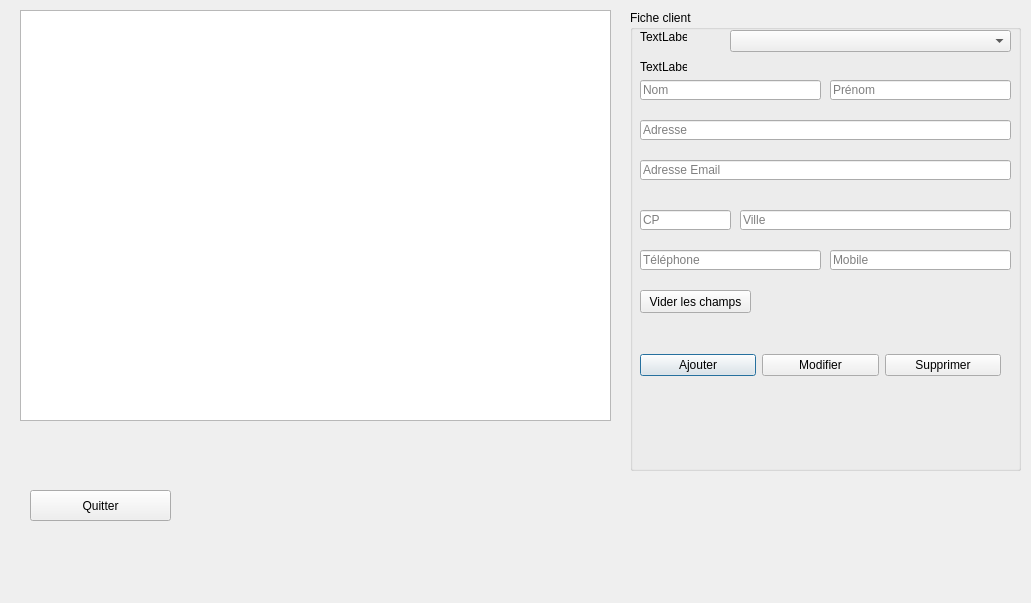
Above: FestiClicC/clients.ui from FestiClic/FestiClic3 before the change. Below: the same form after it.
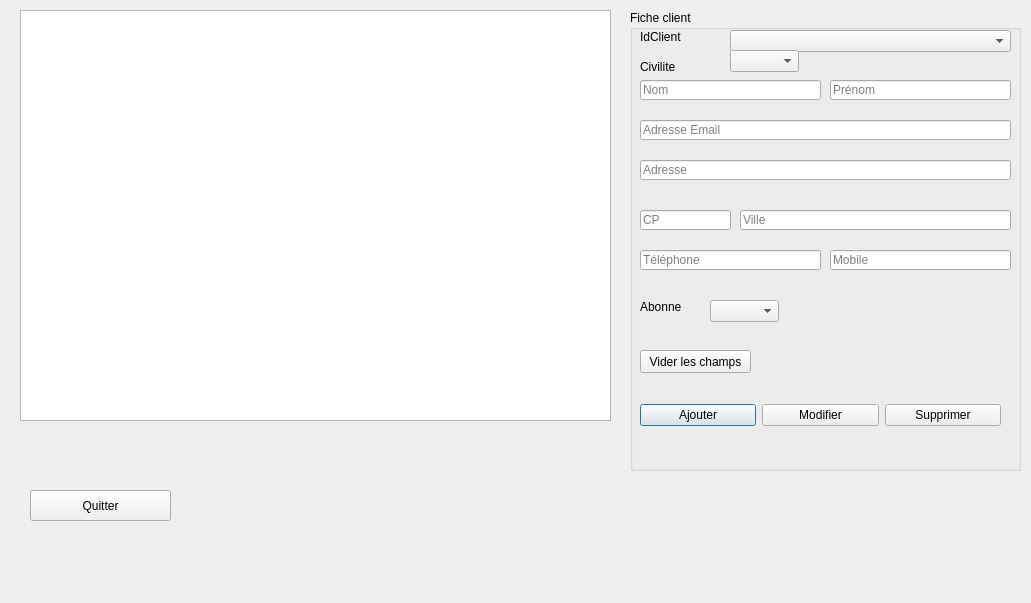
That is the form after the change.

Commit message: modif fiche client+billet

```diff
--- a/FestiClicC/clients.ui
+++ b/FestiClicC/clients.ui
@@ -39,7 +39,7 @@
     <property name="geometry">
      <rect>
       <x>10</x>
-      <y>150</y>
+      <y>110</y>
       <width>371</width>
       <height>20</height>
      </rect>
@@ -88,7 +88,7 @@
     <property name="geometry">
      <rect>
       <x>10</x>
-      <y>320</y>
+      <y>370</y>
       <width>361</width>
       <height>71</height>
      </rect>
@@ -147,7 +147,7 @@
     <property name="geometry">
      <rect>
       <x>10</x>
-      <y>110</y>
+      <y>150</y>
       <width>371</width>
       <height>20</height>
      </rect>
@@ -192,14 +192,14 @@
      </rect>
     </property>
     <property name="text">
-     <string>TextLabel</string>
+     <string>IdClient</string>
     </property>
    </widget>
    <widget class="QPushButton" name="cltBtnViderChamps">
     <property name="geometry">
      <rect>
       <x>10</x>
-      <y>280</y>
+      <y>340</y>
       <width>111</width>
       <height>23</height>
      </rect>
@@ -218,9 +218,72 @@
      </rect>
     </property>
     <property name="text">
-     <string>TextLabel</string>
+     <string>Civilite</string>
     </property>
    </widget>
+   <widget class="QComboBox" name="cltCBoxCivilite">
+    <property name="geometry">
+     <rect>
+      <x>100</x>
+      <y>40</y>
+      <width>69</width>
+      <height>22</height>
+     </rect>
+    </property>
+    <item>
+     <property name="text">
+      <string/>
+     </property>
+    </item>
+    <item>
+     <property name="text">
+      <string>Mme</string>
+     </property>
+    </item>
+    <item>
+     <property name="text">
+      <string>Mr</string>
+     </property>
+    </item>
+   </widget>
+   <widget class="QLabel" name="cltLabelAbonne">
+    <property name="geometry">
+     <rect>
+      <x>10</x>
+      <y>290</y>
+      <width>47</width>
+      <height>13</height>
+     </rect>
+    </property>
+    <property name="text">
+     <string>Abonne</string>
+    </property>
+   </widget>
+   <widget class="QComboBox" name="cltCBoxAbonne">
+    <property name="geometry">
+     <rect>
+      <x>80</x>
+      <y>290</y>
+      <width>69</width>
+      <height>22</height>
+     </rect>
+    </property>
+    <item>
+     <property name="text">
+      <string/>
+     </property>
+    </item>
+    <item>
+     <property name="text">
+      <string>Abonné(e)</string>
+     </property>
+    </item>
+    <item>
+     <property name="text">
+      <string>Non abonné(e)</string>
+     </property>
+    </item>
+   </widget>
   </widget>
   <widget class="QPushButton" name="cltBtnQuitter">
    <property name="geometry">
```
The commit also changes 50 other files.
